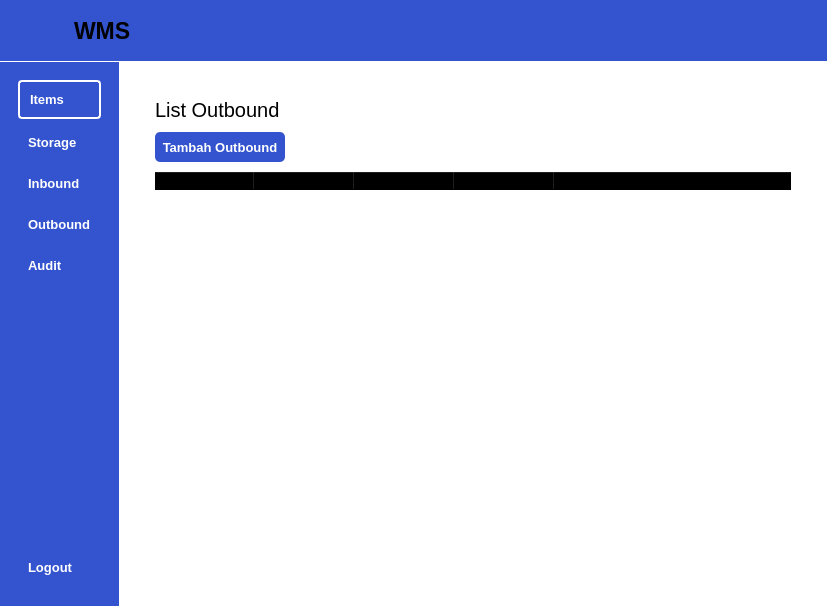
Above: ui/interface.ui from qielll/Warehouse-Management-System before the change. Below: the same form after it.
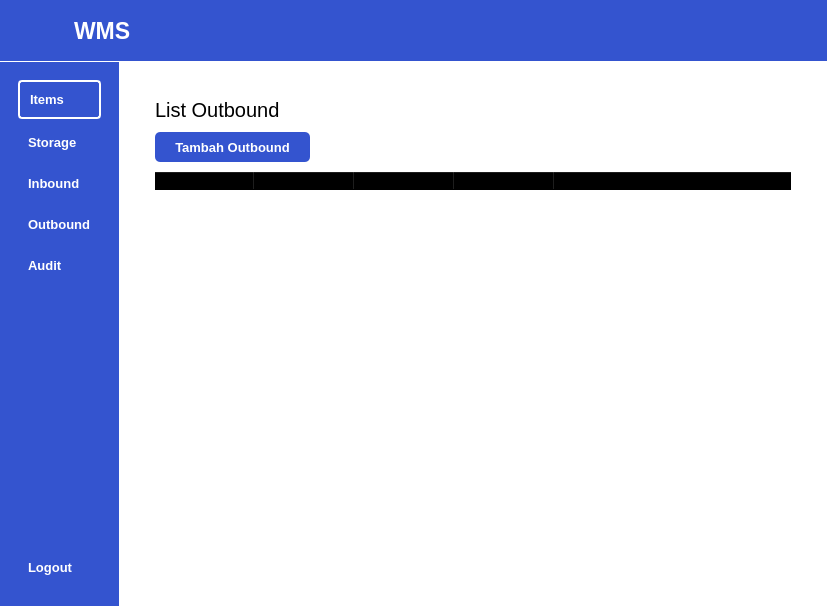
That is the form after the change. The open tabs and pages were chosen to show the change. Icons and pictures are not drawn. Custom widgets are drawn as their Qt base class.

Patch:
```diff
--- a/ui/interface.ui
+++ b/ui/interface.ui
@@ -48,6 +48,12 @@
 	color: #fff;
 }</string>
   </property>
+  <property name="iconSize">
+   <size>
+    <width>48</width>
+    <height>48</height>
+   </size>
+  </property>
   <widget class="QWidget" name="centralwidget">
    <layout class="QVBoxLayout" name="verticalLayout">
     <property name="spacing">
@@ -107,7 +113,12 @@
           <property name="styleSheet">
            <string notr="true">#nav{
 	border-bottom: 1px solid #fff;
-}</string>
+}
+
+#logoText_3{
+	color: #fff
+}
+</string>
           </property>
           <layout class="QHBoxLayout" name="horizontalLayout_3">
            <item>
@@ -3484,7 +3495,7 @@
                            </property>
                            <property name="maximumSize">
                             <size>
-                             <width>130</width>
+                             <width>155</width>
                              <height>16777215</height>
                             </size>
                            </property>
```
Left out of the diff: 18 changed lines with no effect on the pictures.
